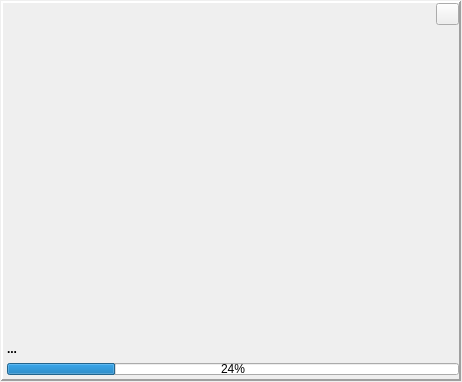
This is mainwindow.ui in tbikfalvi/Starter as Qt 5 draws it before an edit. The edited form follows.
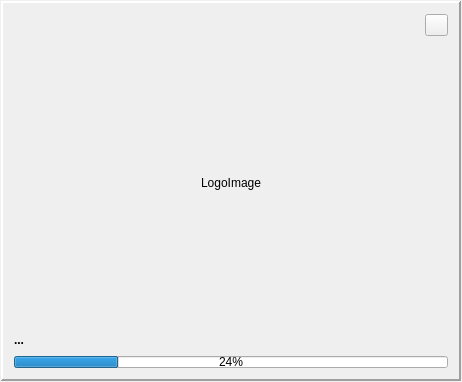
This is the edited form. Icons and pictures are not drawn.

Diff of the .ui file:
```diff
--- a/mainwindow.ui
+++ b/mainwindow.ui
@@ -46,21 +46,6 @@
        <number>2</number>
       </property>
       <layout class="QVBoxLayout" name="verticalLayout_2">
-       <property name="spacing">
-        <number>4</number>
-       </property>
-       <property name="leftMargin">
-        <number>4</number>
-       </property>
-       <property name="topMargin">
-        <number>0</number>
-       </property>
-       <property name="rightMargin">
-        <number>0</number>
-       </property>
-       <property name="bottomMargin">
-        <number>4</number>
-       </property>
        <item>
         <layout class="QHBoxLayout" name="horizontalLayout">
          <property name="spacing">
@@ -106,7 +91,57 @@
          <property name="sizeHint" stdset="0">
           <size>
            <width>20</width>
-           <height>316</height>
+           <height>116</height>
+          </size>
+         </property>
+        </spacer>
+       </item>
+       <item>
+        <layout class="QHBoxLayout" name="layoutLogo">
+         <item>
+          <spacer name="spacerLeft">
+           <property name="orientation">
+            <enum>Qt::Horizontal</enum>
+           </property>
+           <property name="sizeHint" stdset="0">
+            <size>
+             <width>40</width>
+             <height>20</height>
+            </size>
+           </property>
+          </spacer>
+         </item>
+         <item>
+          <widget class="QLabel" name="lblLogo">
+           <property name="text">
+            <string>LogoImage</string>
+           </property>
+          </widget>
+         </item>
+         <item>
+          <spacer name="spacerRight">
+           <property name="orientation">
+            <enum>Qt::Horizontal</enum>
+           </property>
+           <property name="sizeHint" stdset="0">
+            <size>
+             <width>40</width>
+             <height>20</height>
+            </size>
+           </property>
+          </spacer>
+         </item>
+        </layout>
+       </item>
+       <item>
+        <spacer name="spacerBottom">
+         <property name="orientation">
+          <enum>Qt::Vertical</enum>
+         </property>
+         <property name="sizeHint" stdset="0">
+          <size>
+           <width>20</width>
+           <height>116</height>
           </size>
          </property>
         </spacer>
@@ -121,6 +156,9 @@
              <bold>true</bold>
             </font>
            </property>
+           <property name="styleSheet">
+            <string notr="true"/>
+           </property>
            <property name="text">
             <string>...</string>
            </property>
```
Left out of the diff: 2 changed lines with no effect on the pictures.
